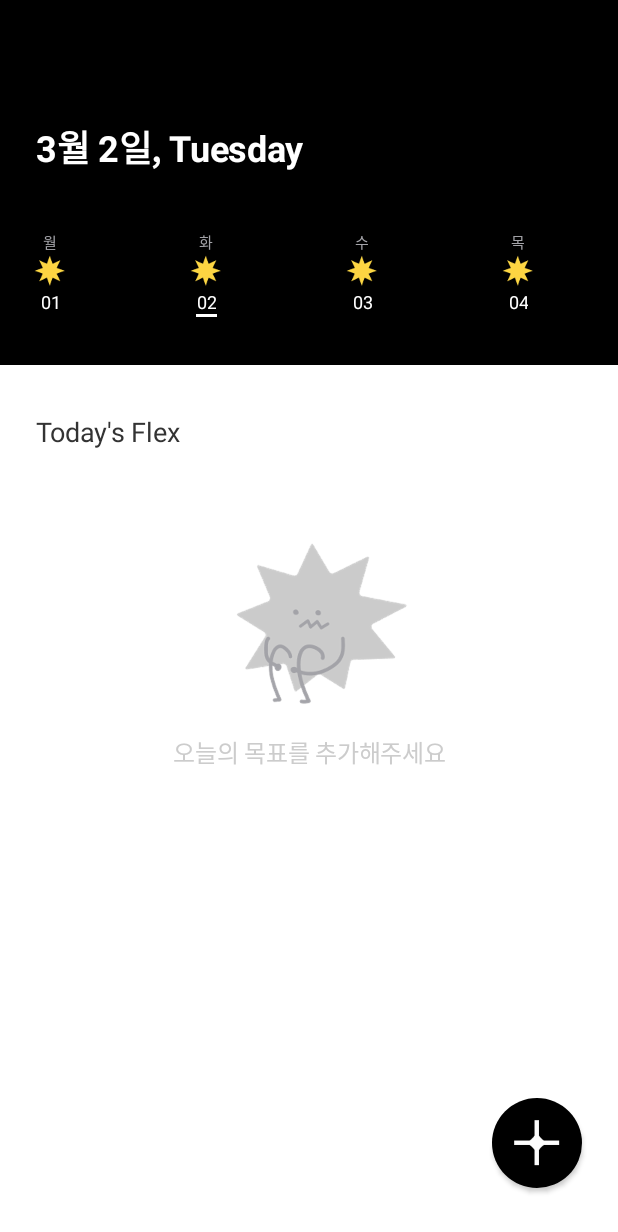
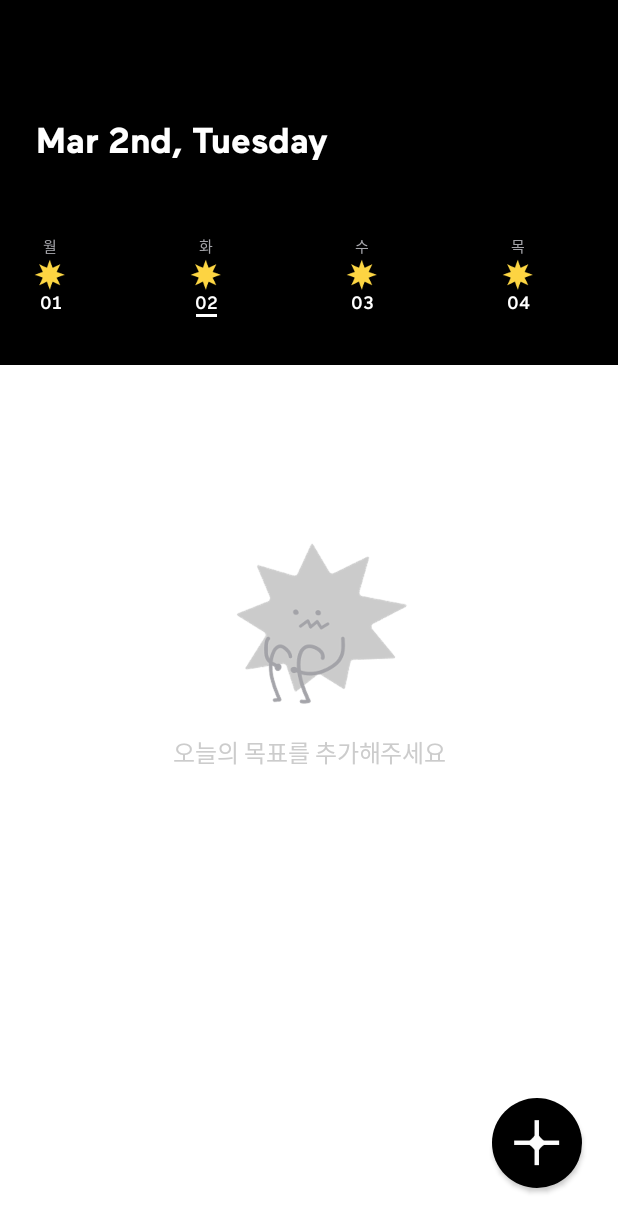
Before and after one commit to cindia3704/Dior_Android, an Android app: the fragment TodoMainFragment shown on its own in the app's theme, on a phone screen of 412 x 824 dp. Shown: the top 1232 px of the screen. Run offline under Robolectric (Android 15) with nearby library versions, the phone set to English and light mode, and no system bars.

Commit message:
feat: apply all fonts

```diff
--- a/WeekFlex/app/src/main/java/com/example/weekflex/Fragment/TodoMainFragment.kt
+++ b/WeekFlex/app/src/main/java/com/example/weekflex/Fragment/TodoMainFragment.kt
@@ -7,14 +7,12 @@ import android.util.Log
 import android.view.LayoutInflater
 import android.view.View
 import android.view.ViewGroup
-import android.view.animation.Animation
-import android.view.animation.TranslateAnimation
 import androidx.fragment.app.Fragment
 import com.example.weekflex.Activity.AddRoutineActivity
 import com.example.weekflex.Activity.AddTodoActivity
+import com.example.weekflex.Activity.MainActivity
 import com.example.weekflex.Adapter.TodoWeekDateAdapter
 import com.example.weekflex.R
-import com.google.android.material.tabs.TabLayout
 import kotlinx.android.synthetic.main.todo_main_fragment.*
 import java.text.SimpleDateFormat
 import java.util.*
@@ -24,6 +22,7 @@ class TodoMainFragment : Fragment(){
     private var userId : Int? =1
     private var calendar= Calendar.getInstance()
     private var addClicked = false
+    private var monthEnglish = arrayOf("Jan","Feb","Mar","Apr","Jun","Jul","Aug","Sep","Oct","Nov","Dec")
     private var weekOfDayEnglish=arrayOf("Sunday","Monday","Tuesday","Wednesday","Thursday","Friday","Saturday")
     private var weekOfDay=arrayOf("월","화","수","목","금","토","일")
     private var dfDate : SimpleDateFormat=  SimpleDateFormat("yyyy-MM-dd",Locale.KOREA)
@@ -69,6 +68,7 @@ class TodoMainFragment : Fragment(){
             addClicked = !addClicked
             Log.d("msg","clicked")
             if(addClicked) {
+                (activity as MainActivity?)?.makeDarkTabView()
                 addBtnImg_todo.animate().rotation(45F).setDuration(1000)
                 blackOpacityView_todo.visibility=View.VISIBLE
 
@@ -82,8 +82,11 @@ class TodoMainFragment : Fragment(){
                 addRoutineView_todo.translationY=-264F
                 addRoutineView_todo.animate().alpha(1f).translationYBy(-264F).setDuration(1000)
 
+
+
             }
             else{
+                (activity as MainActivity?)?.undoDarkTabView()
                 addBtnImg_todo.animate().rotation(0F).setDuration(1000)
                 blackOpacityView_todo.visibility=View.GONE
                 addRoutineView_todo.visibility=View.GONE
@@ -108,7 +111,13 @@ class TodoMainFragment : Fragment(){
         Log.d("msg","월: "+month)
         Log.d("msg","일: "+day)
         Log.d("msg","요일: "+dayOfWeek)
-        val todayDate=""+(month+1)+"월 "+day+"일, "+weekOfDayEnglish[(dayOfWeek-1)]
+        val dayStyle = when(day){
+            1->"st"
+            2->"nd"
+            3->"rd"
+            else->"th"
+        }
+        val todayDate=""+monthEnglish[(month)]+" "+day+dayStyle+", "+weekOfDayEnglish[(dayOfWeek-1)]
         return todayDate
     }
 
--- a/WeekFlex/app/src/main/res/layout/activity_add_routine.xml
+++ b/WeekFlex/app/src/main/res/layout/activity_add_routine.xml
@@ -19,6 +19,7 @@
         android:layout_width="wrap_content"
         android:layout_height="wrap_content"
         android:text="나의 루틴"
+        android:fontFamily="@font/applesdgothicneo"
         android:textStyle="bold"
         android:textSize="24sp"
         android:textColor="@color/black"
@@ -32,6 +33,7 @@
         android:layout_width="wrap_content"
         android:layout_height="wrap_content"
         android:text="루틴 카드로 쉽게 할 일을 추가하세요"
+        android:fontFamily="@font/applesdgothicneo"
         android:textStyle="normal"
         android:textSize="16sp"
         android:textColor="@color/gray"
@@ -57,6 +59,8 @@
         android:layout_width="0dp"
         android:layout_height="90dp"
         android:text="New Routine"
+        android:fontFamily="@font/maax"
+        android:textStyle="bold"
         android:background="@drawable/routine_list_rectangle"
         app:layout_constraintTop_toBottomOf="@id/recyclerview_addRoutine"
         app:layout_constraintLeft_toLeftOf="parent"
--- a/WeekFlex/app/src/main/res/layout/activity_insert_routine_name.xml
+++ b/WeekFlex/app/src/main/res/layout/activity_insert_routine_name.xml
@@ -22,6 +22,7 @@
         app:layout_constraintLeft_toLeftOf="parent"
         app:layout_constraintRight_toRightOf="parent"
         android:text="루틴 추가하기"
+        android:fontFamily="@font/applesdgothicneo"
         android:textSize="18sp"
         android:textColor="@color/black"
         android:letterSpacing="-0.01"
@@ -42,6 +43,7 @@
         app:layout_constraintLeft_toLeftOf="parent"
         android:layout_marginTop="104dp"
         android:layout_marginLeft="25dp"
+        android:fontFamily="@font/applesdgothicneo"
         android:text="루틴 이름을 입력해주세요"
         android:textStyle="bold"
         android:textSize="20sp"
@@ -53,6 +55,7 @@
         android:layout_width="match_parent"
         android:layout_height="wrap_content"
         android:hint="ex. English Master"
+        android:fontFamily="@font/maaxbold"
         android:textStyle="bold"
         android:textSize="28sp"
         android:textColor="@color/black"
--- a/WeekFlex/app/src/main/res/layout/routine_item_content.xml
+++ b/WeekFlex/app/src/main/res/layout/routine_item_content.xml
@@ -19,6 +19,7 @@
         android:layout_width="wrap_content"
         android:layout_height="wrap_content"
         android:text="Design Master"
+        android:fontFamily="@font/maaxbold"
         android:textStyle="bold"
         android:textSize="20sp"
         android:textColor="@color/white"
@@ -34,6 +35,7 @@
         android:layout_width="wrap_content"
         android:layout_height="wrap_content"
         android:text="12개의 할 일"
+        android:fontFamily="@font/applesdgothicneo"
         android:textStyle="normal"
         android:textSize="13sp"
         android:textColor="@color/gray_2"
--- a/WeekFlex/app/src/main/res/layout/todo_main_fragment.xml
+++ b/WeekFlex/app/src/main/res/layout/todo_main_fragment.xml
@@ -21,6 +21,7 @@
             android:layout_width="wrap_content"
             android:layout_height="wrap_content"
             android:text="2월 6일, 토요일"
+            android:fontFamily="@font/maaxbold"
             android:textStyle="bold"
             android:textSize="24sp"
             android:textColor="@color/white"
@@ -57,21 +58,7 @@
         app:layout_constraintVertical_bias="1.0"
         tools:layout_editor_absoluteX="0dp">
 
-        <TextView
-            android:id="@+id/todays_flex_todo"
-            android:layout_width="0dp"
-            android:layout_height="wrap_content"
-            android:layout_marginLeft="24dp"
-            android:layout_marginTop="32dp"
-            android:layout_marginRight="236dp"
-            android:letterSpacing="-0.01"
-            android:text="Today's Flex"
-            android:textColor="@color/gray"
-            android:textSize="18sp"
-            android:textStyle="normal"
-            app:layout_constraintLeft_toLeftOf="parent"
-            app:layout_constraintRight_toRightOf="parent"
-            app:layout_constraintTop_toTopOf="parent" />
+
         <ImageView
             android:id="@+id/addTodoImg_todo"
             android:layout_width="132dp"
@@ -94,6 +81,7 @@
             android:gravity="center_horizontal"
             android:letterSpacing="-0.01"
             android:text="오늘의 목표를 추가해주세요"
+            android:fontFamily="@font/applesdgothicneo"
             android:textColor="@color/gray_2"
             android:textSize="16sp"
             android:textStyle="normal"
@@ -102,65 +90,6 @@
             app:layout_constraintRight_toRightOf="parent"
             app:layout_constraintTop_toBottomOf="@id/addTodoImg_todo" />
 
-<!--        <Button-->
-<!--            android:id="@+id/addBtn_todo"-->
-<!--            android:layout_width="60dp"-->
-<!--            android:layout_height="60dp"-->
-<!--            android:layout_marginRight="24dp"-->
-<!--            android:layout_marginBottom="32dp"-->
-<!--            android:background="@drawable/black_circle_btn"-->
-<!--            app:layout_constraintBottom_toBottomOf="parent"-->
-<!--            app:layout_constraintRight_toRightOf="parent" />-->
-
-<!--        <ImageView-->
-<!--            android:id="@+id/addBtnImg_todo"-->
-<!--            android:layout_width="32dp"-->
-<!--            android:layout_height="32dp"-->
-<!--            android:src="@drawable/plusbutton"-->
-<!--            app:layout_constraintLeft_toLeftOf="@id/addBtn_todo"-->
-<!--            app:layout_constraintRight_toRightOf="@id/addBtn_todo"-->
-<!--            app:layout_constraintTop_toTopOf="@id/addBtn_todo"-->
-<!--            app:layout_constraintBottom_toBottomOf="@id/addBtn_todo"-->
-<!--            android:elevation="10dp"/>-->
-<!--        <Button-->
-<!--            android:id="@+id/addTodoBtn_todo"-->
-<!--            android:layout_width="60dp"-->
-<!--            android:layout_height="60dp"-->
-<!--            android:layout_marginBottom="12dp"-->
-<!--            android:background="@drawable/black_addtodo_btn"-->
-<!--            android:visibility="visible"-->
-<!--            app:layout_constraintBottom_toTopOf="@id/addBtn_todo"-->
-<!--            app:layout_constraintRight_toRightOf="@id/addBtn_todo" />-->
-<!--        <ImageView-->
-<!--            android:id="@+id/addTodoBtnImg_todo"-->
-<!--            android:layout_width="32dp"-->
-<!--            android:layout_height="32dp"-->
-<!--            android:src="@drawable/plusbutton"-->
-<!--            app:layout_constraintLeft_toLeftOf="@id/addTodoBtn_todo"-->
-<!--            app:layout_constraintRight_toRightOf="@id/addTodoBtn_todo"-->
-<!--            app:layout_constraintTop_toTopOf="@id/addTodoBtn_todo"-->
-<!--            app:layout_constraintBottom_toBottomOf="@id/addTodoBtn_todo"-->
-<!--            android:elevation="10dp"/>-->
-
-<!--        <Button-->
-<!--            android:id="@+id/addRoutineBtn_todo"-->
-<!--            android:layout_width="60dp"-->
-<!--            android:layout_height="60dp"-->
-<!--            android:background="@drawable/black_getroutine_btn"-->
-<!--            android:visibility="visible"-->
-<!--            android:layout_marginBottom="12dp"-->
-<!--            app:layout_constraintBottom_toTopOf="@id/addTodoBtn_todo"-->
-<!--            app:layout_constraintRight_toRightOf="@id/addBtn_todo" />-->
-<!--        <ImageView-->
-<!--            android:id="@+id/addRoutineBtnImg_todo"-->
-<!--            android:layout_width="32dp"-->
-<!--            android:layout_height="32dp"-->
-<!--            android:src="@drawable/getroutinebutton"-->
-<!--            app:layout_constraintLeft_toLeftOf="@id/addRoutineBtn_todo"-->
-<!--            app:layout_constraintRight_toRightOf="@id/addRoutineBtn_todo"-->
-<!--            app:layout_constraintTop_toTopOf="@id/addRoutineBtn_todo"-->
-<!--            app:layout_constraintBottom_toBottomOf="@id/addRoutineBtn_todo"-->
-<!--            android:elevation="10dp"/>-->
     </androidx.constraintlayout.widget.ConstraintLayout>
     <View
         android:id="@+id/blackOpacityView_todo"
@@ -220,8 +149,10 @@
             android:layout_width="wrap_content"
             android:layout_height="wrap_content"
             android:text="할 일 추가하기"
+            android:fontFamily="@font/applesdgothicneo"
             android:textColor="@color/white"
             android:textSize="18dp"
+            android:textStyle="bold"
             app:layout_constraintBottom_toBottomOf="parent"
             app:layout_constraintTop_toTopOf="parent"
             app:layout_constraintRight_toLeftOf="@id/addTodoBtn_todo"
@@ -259,8 +190,10 @@
             android:layout_width="wrap_content"
             android:layout_height="wrap_content"
             android:text="루틴 가져오기"
+            android:fontFamily="@font/applesdgothicneo"
             android:textColor="@color/white"
             android:textSize="18dp"
+            android:textStyle="bold"
             app:layout_constraintBottom_toBottomOf="parent"
             app:layout_constraintTop_toTopOf="parent"
             app:layout_constraintRight_toLeftOf="@id/addRoutineBtn_todo"
--- a/WeekFlex/app/src/main/res/layout/todo_week_date_view.xml
+++ b/WeekFlex/app/src/main/res/layout/todo_week_date_view.xml
@@ -11,6 +11,7 @@
         android:layout_width="wrap_content"
         android:layout_height="wrap_content"
         android:text="일"
+        android:fontFamily="@font/applesdgothicneo"
         android:textStyle="normal"
         android:textSize="10sp"
         android:textColor="@color/gray_3"
@@ -33,6 +34,7 @@
         android:layout_width="wrap_content"
         android:layout_height="wrap_content"
         android:text="7"
+        android:fontFamily="@font/maaxmedium"
         android:textStyle="normal"
         android:textSize="12sp"
         android:textColor="@color/white"
```
Also changed, not shown: WeekFlex/app/src/main/java/com/example/weekflex/Activity/MainActivity.kt (+17 -0 lines), WeekFlex/app/src/main/res/font/maax_font_family.xml (added, +31 -0 lines), WeekFlex/app/src/main/res/layout/activity_main.xml (+10 -0 lines), WeekFlex/app/src/main/java/com/example/weekflex/Activity/InsertRoutineNameActivity.kt (line endings or trailing spaces), WeekFlex/app/src/main/res/font/maax.ttf (added), WeekFlex/app/src/main/res/font/maaxbold.ttf (added), WeekFlex/app/src/main/res/font/maaxmedium.ttf (added), 1 other file.
